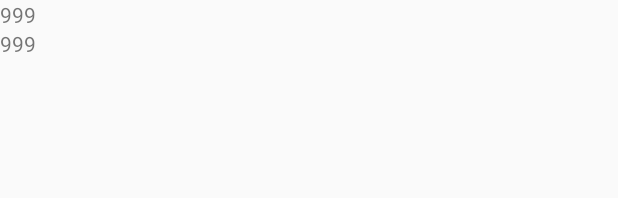
After one commit to MrNegativeTW/WifiLinkSpeed, an Android app: the layout service_float_window.xml on its own in the app's theme, with its tools: preview values and no code run, on a phone screen of 412 x 824 dp. The commit adds this screen. Shown: the top 198 px of the screen. Run offline under Robolectric (Android 15) with nearby library versions, the phone set to English and light mode, and no system bars; Roboto replaces fonts that are not available here.

```diff
--- /dev/null
+++ b/WifiLinkSpeed/app/src/main/res/layout/service_float_window.xml
@@ -0,0 +1,18 @@
+<?xml version="1.0" encoding="utf-8"?>
+<LinearLayout xmlns:android="http://schemas.android.com/apk/res/android"
+    android:layout_width="wrap_content"
+    android:layout_height="wrap_content"
+    android:orientation="vertical">
+
+    <TextView
+        android:id="@+id/textview_floatWindow_rssi_value"
+        android:layout_width="wrap_content"
+        android:layout_height="wrap_content"
+        android:text="999" />
+
+    <TextView
+        android:id="@+id/textview_floatWindow_linkSpeed_value"
+        android:layout_width="wrap_content"
+        android:layout_height="wrap_content"
+        android:text="999" />
+</LinearLayout>
--- a/WifiLinkSpeed/app/src/main/res/values/strings.xml
+++ b/WifiLinkSpeed/app/src/main/res/values/strings.xml
@@ -10,7 +10,7 @@
     <string name="linkSpeed_value">-- Mbp</string>
     <string name="moreDetail_title">Click for more info</string>
     <string name="floatWindow_title">Floating Window</string>
-    <string name="floatWindow_value"></string>
+    <string name="floatWindow_value">Disable</string>
 
     <string name="speedtest_title">Open</string>
     <string name="speedtest_value">SPEEDTEST</string>
```
Also changed, not shown: WifiLinkSpeed/app/src/main/java/com/txwstudio/app/wifilinkspeed/FloatWindowService.kt (+66 -30 lines).
